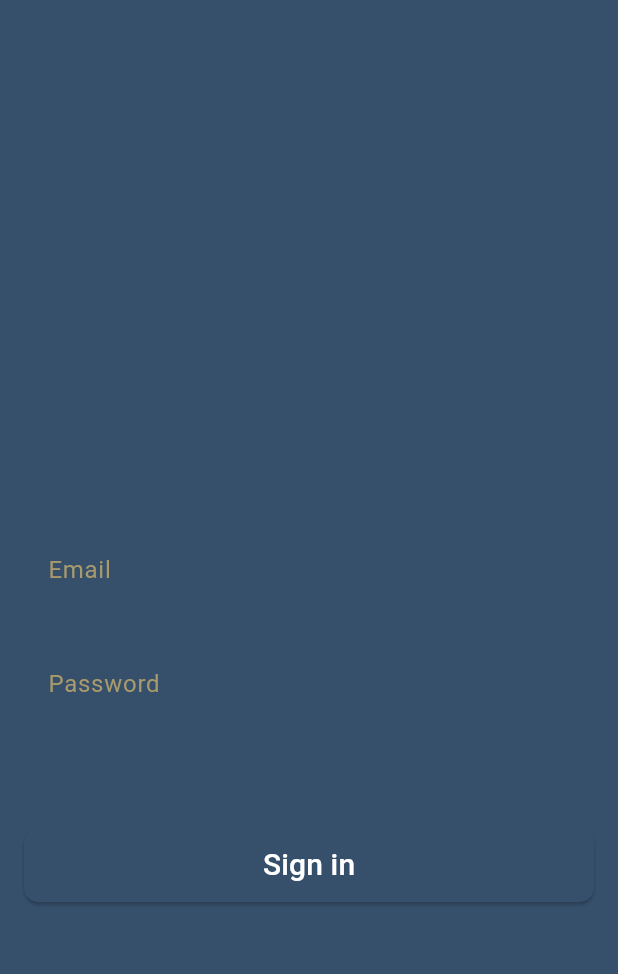
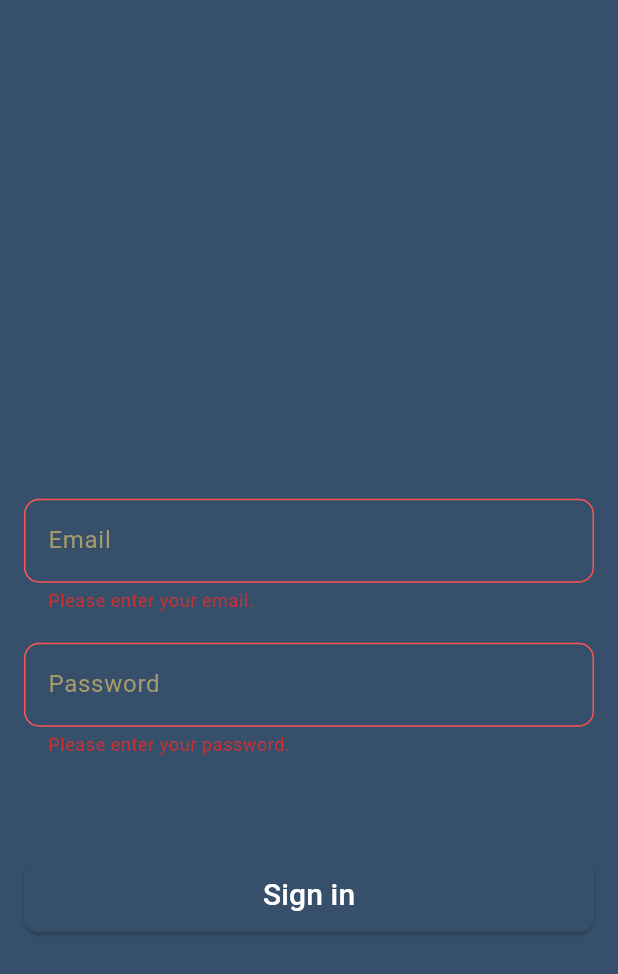
Before and after one commit to harshwardhan847/TaskHive, a Flutter app: the screen it shows after launch, after a tap on "Sign in", on a phone screen of 412 x 824 dp. Shown: the top 974 px of the screen. Run offline on Flutter 3.47's test engine with Material 3 defaults, Android fonts, the phone set to English and light mode, and no system bars; our stand-ins replace cloud_firestore, firebase_auth, firebase_core; missing offline and left inert: flutter_overlay_loader; accounts and stored records are empty.

Commit message:
added errors in login screen

```diff
--- a/lib/Components/text_input.dart
+++ b/lib/Components/text_input.dart
@@ -8,22 +8,25 @@ class MyTextInput extends StatelessWidget {
   final String hintText;
   final String value;
   final TextEditingController? controller;
-  const MyTextInput({
-    super.key,
-    required this.hintText,
-    this.value = '',
-    this.controller,
-  });
+  final String? Function(String?)? validator;
+  const MyTextInput(
+      {super.key,
+      required this.hintText,
+      this.value = '',
+      this.controller,
+      this.validator});
 
   @override
   Widget build(BuildContext context) {
     return TextFormField(
+      validator: validator,
       controller: controller,
       style: const TextStyle(color: MyColors.primary),
       decoration: InputDecoration(
         fillColor: MyColors.secondary,
         filled: true,
         hintText: hintText,
+        errorStyle: TextStyle(color: Colors.red.shade700, fontSize: 12),
         hintStyle: const TextStyle(
             color: MyColors.primaryDull, fontWeight: FontWeight.w400),
         border: const OutlineInputBorder(
--- a/lib/Screens/home_screen.dart
+++ b/lib/Screens/home_screen.dart
@@ -27,10 +27,8 @@ class HomePage extends StatelessWidget {
                 text: "Log Out",
                 onPressed: () {
                   FirebaseAuth.instance.signOut();
-                  Navigator.pushReplacement(
-                      context,
-                      MaterialPageRoute(
-                          builder: (context) => const LoginScreen()));
+                  Navigator.pushReplacement(context,
+                      MaterialPageRoute(builder: (context) => LoginScreen()));
                 })
           ],
         ),
--- a/lib/Screens/login_screen.dart
+++ b/lib/Screens/login_screen.dart
@@ -7,9 +7,25 @@ import 'package:task_hive/Components/text_input.dart';
 import 'package:task_hive/Screens/home_screen.dart';
 import 'package:task_hive/Screens/sign_up_screen.dart';
 
-class LoginScreen extends StatelessWidget {
+class LoginScreen extends StatefulWidget {
   const LoginScreen({super.key});
-  void Login(context, email, password) async {
+  @override
+  State<LoginScreen> createState() => _LoginScreenState();
+}
+
+class _LoginScreenState extends State<LoginScreen> {
+  String firebaseError = "";
+  final _form = GlobalKey<FormState>();
+  //for storing form state.
+  void saveForm(context, email, password) {
+    final isValid = _form.currentState!.validate();
+    if (!isValid) {
+      return;
+    }
+    login(context, email, password);
+  }
+
+  void login(context, email, password) async {
     Loader.show(
       context,
       isSafeAreaOverlay: false,
@@ -24,15 +40,17 @@ class LoginScreen extends StatelessWidget {
           .signInWithEmailAndPassword(email: email, password: password);
       Navigator.pushReplacement(
           context, MaterialPageRoute(builder: (context) => HomePage()));
-    } on FirebaseAuthException catch (e) {
-      if (e.code == 'user-not-found') {
-        print('No user found for that email.');
-      } else if (e.code == 'wrong-password') {
-        print('Wrong password provided for that user.');
-      }
+    } on FirebaseAuthException catch (error) {
+      setState(() {
+        firebaseError = getError(error);
+      });
     } finally {
       Loader.hide();
     }
+  }
+
+  String getError(err) {
+    return err.code;
   }
 
   @override
@@ -43,6 +61,8 @@ class LoginScreen extends StatelessWidget {
       body: Container(
         margin: const EdgeInsets.all(16),
         width: double.infinity,
+        child: Form(
+          key: _form,
           child: Column(
             mainAxisAlignment: MainAxisAlignment.center,
             children: [
@@ -55,7 +75,8 @@ class LoginScreen extends StatelessWidget {
               ),
               const Text(
                 "Hello, Welcome Back!",
-              style: TextStyle(fontSize: 18, wordSpacing: 1, letterSpacing: 1),
+                style:
+                    TextStyle(fontSize: 18, wordSpacing: 1, letterSpacing: 1),
               ),
               const SizedBox(
                 height: 20,
@@ -63,6 +84,12 @@ class LoginScreen extends StatelessWidget {
               MyTextInput(
                 hintText: "Email",
                 controller: emailController,
+                validator: (val) {
+                  if (val == null || val.isEmpty) {
+                    return "Please enter your email.";
+                  }
+                  return null;
+                },
               ),
               const SizedBox(
                 height: 20,
@@ -70,7 +97,24 @@ class LoginScreen extends StatelessWidget {
               MyTextInput(
                 hintText: "Password",
                 controller: passwordController,
+                validator: (val) {
+                  if (val == null || val.isEmpty) {
+                    return "Please enter your password.";
+                  }
+                  return null;
+                },
               ),
+              firebaseError.isNotEmpty
+                  ? Container(
+                      alignment: Alignment.centerLeft,
+                      child: Text(
+                        firebaseError,
+                        style: TextStyle(
+                          color: Colors.red.shade700,
+                        ),
+                      ),
+                    )
+                  : const SizedBox(),
               Container(
                 alignment: Alignment.centerRight,
                 child: const MyTextButton(
@@ -82,7 +126,8 @@ class LoginScreen extends StatelessWidget {
               ),
               MyElevatedButton(
                 onPressed: () {
-                Login(context, emailController.text, passwordController.text);
+                  saveForm(
+                      context, emailController.text, passwordController.text);
                 },
                 text: "Sign in",
               ),
@@ -104,6 +149,7 @@ class LoginScreen extends StatelessWidget {
             ],
           ),
         ),
+      ),
     );
   }
 }
```
Also changed, not shown: lib/Screens/sign_up_screen.dart (+7 -9 lines). Lines whose indentation alone changed are shown as unchanged.
